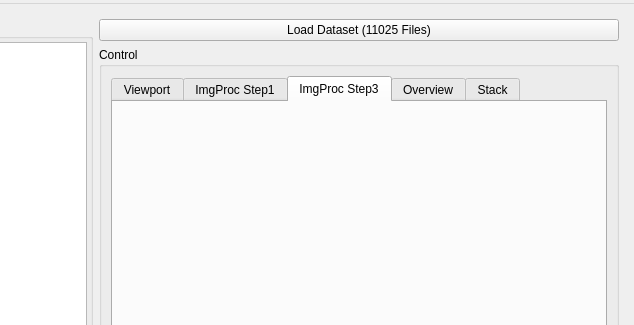
This is Code/d_makro_megafoci.ui in DavidEilenstein/ImageD as Qt 5 draws it before an edit; both pictures show x 798 to 1432 and y 0 to 325 of the 1432 by 833 pixel window. The edited form follows.
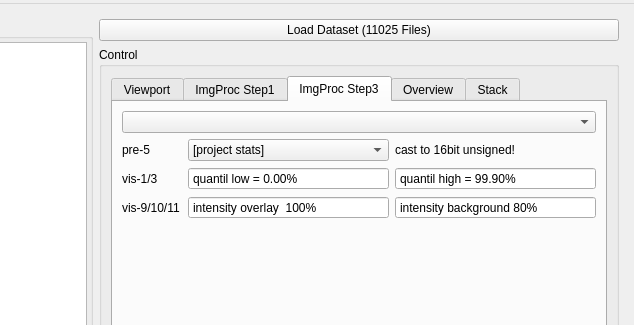
This is the edited form. The open tabs and pages were chosen to show the change.

```diff
--- a/Code/d_makro_megafoci.ui
+++ b/Code/d_makro_megafoci.ui
@@ -1962,6 +1962,173 @@
               <attribute name="title">
                <string>ImgProc Step3</string>
               </attribute>
+              <layout class="QGridLayout" name="gridLayout_14">
+               <item row="2" column="1">
+                <widget class="QDoubleSpinBox" name="doubleSpinBox_MS3_ImgProc_Vis_BackgroundQuantil_low">
+                 <property name="buttonSymbols">
+                  <enum>QAbstractSpinBox::NoButtons</enum>
+                 </property>
+                 <property name="prefix">
+                  <string>quantil low = </string>
+                 </property>
+                 <property name="suffix">
+                  <string>%</string>
+                 </property>
+                 <property name="decimals">
+                  <number>2</number>
+                 </property>
+                 <property name="maximum">
+                  <double>99.989999999999995</double>
+                 </property>
+                 <property name="value">
+                  <double>0.000000000000000</double>
+                 </property>
+                </widget>
+               </item>
+               <item row="1" column="1">
+                <widget class="QComboBox" name="comboBox_MS3_ImgProc_ProjectZ_Stat">
+                 <item>
+                  <property name="text">
+                   <string>[project stats]</string>
+                  </property>
+                 </item>
+                </widget>
+               </item>
+               <item row="2" column="0">
+                <widget class="QLabel" name="label_MS3_vis_1_3">
+                 <property name="text">
+                  <string>vis-1/3</string>
+                 </property>
+                </widget>
+               </item>
+               <item row="3" column="0">
+                <widget class="QLabel" name="label_MS3_vis_9_10_11">
+                 <property name="text">
+                  <string>vis-9/10/11</string>
+                 </property>
+                </widget>
+               </item>
+               <item row="3" column="1">
+                <widget class="QDoubleSpinBox" name="doubleSpinBox_MS3_ImgProc_Vis_Intensity_Overlay">
+                 <property name="buttonSymbols">
+                  <enum>QAbstractSpinBox::NoButtons</enum>
+                 </property>
+                 <property name="prefix">
+                  <string>intensity overlay  </string>
+                 </property>
+                 <property name="suffix">
+                  <string>%</string>
+                 </property>
+                 <property name="decimals">
+                  <number>0</number>
+                 </property>
+                 <property name="maximum">
+                  <double>100.000000000000000</double>
+                 </property>
+                 <property name="singleStep">
+                  <double>5.000000000000000</double>
+                 </property>
+                 <property name="value">
+                  <double>100.000000000000000</double>
+                 </property>
+                </widget>
+               </item>
+               <item row="0" column="0" colspan="3">
+                <widget class="QComboBox" name="comboBox_MS3_ImgProc_StepShow"/>
+               </item>
+               <item row="1" column="2">
+                <widget class="QLabel" name="label_41">
+                 <property name="text">
+                  <string>cast to 16bit unsigned!</string>
+                 </property>
+                </widget>
+               </item>
+               <item row="1" column="0">
+                <widget class="QLabel" name="label_MS3_pre_5">
+                 <property name="minimumSize">
+                  <size>
+                   <width>60</width>
+                   <height>0</height>
+                  </size>
+                 </property>
+                 <property name="maximumSize">
+                  <size>
+                   <width>60</width>
+                   <height>16777215</height>
+                  </size>
+                 </property>
+                 <property name="text">
+                  <string>pre-5</string>
+                 </property>
+                </widget>
+               </item>
+               <item row="2" column="2">
+                <widget class="QDoubleSpinBox" name="doubleSpinBox_MS3_ImgProc_Vis_BackgroundQuantil_high">
+                 <property name="buttonSymbols">
+                  <enum>QAbstractSpinBox::NoButtons</enum>
+                 </property>
+                 <property name="prefix">
+                  <string>quantil high = </string>
+                 </property>
+                 <property name="suffix">
+                  <string>%</string>
+                 </property>
+                 <property name="decimals">
+                  <number>2</number>
+                 </property>
+                 <property name="minimum">
+                  <double>0.010000000000000</double>
+                 </property>
+                 <property name="maximum">
+                  <double>100.000000000000000</double>
+                 </property>
+                 <property name="singleStep">
+                  <double>0.010000000000000</double>
+                 </property>
+                 <property name="value">
+                  <double>99.900000000000006</double>
+                 </property>
+                </widget>
+               </item>
+               <item row="3" column="2">
+                <widget class="QDoubleSpinBox" name="doubleSpinBox_MS3_ImgProc_Vis_Intensity_Background">
+                 <property name="buttonSymbols">
+                  <enum>QAbstractSpinBox::NoButtons</enum>
+                 </property>
+                 <property name="prefix">
+                  <string>intensity background </string>
+                 </property>
+                 <property name="suffix">
+                  <string>%</string>
+                 </property>
+                 <property name="decimals">
+                  <number>0</number>
+                 </property>
+                 <property name="maximum">
+                  <double>100.000000000000000</double>
+                 </property>
+                 <property name="singleStep">
+                  <double>5.000000000000000</double>
+                 </property>
+                 <property name="value">
+                  <double>80.000000000000000</double>
+                 </property>
+                </widget>
+               </item>
+               <item row="4" column="1">
+                <spacer name="verticalSpacer_4">
+                 <property name="orientation">
+                  <enum>Qt::Vertical</enum>
+                 </property>
+                 <property name="sizeHint" stdset="0">
+                  <size>
+                   <width>20</width>
+                   <height>484</height>
+                  </size>
+                 </property>
+                </spacer>
+               </item>
+              </layout>
              </widget>
              <widget class="QWidget" name="tab_OverviewBig">
               <attribute name="title">
```
Left out of the diff: 6 changed lines with no effect on the pictures.
